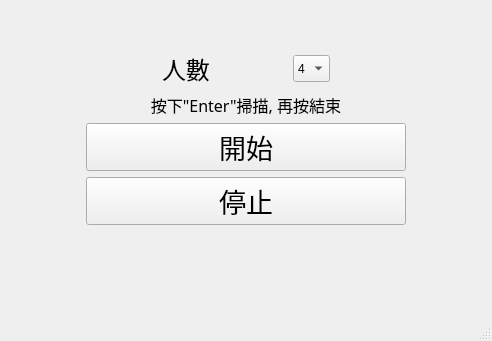
MikeC-08/WF-Tradeable-items-Price-Checker, file scripts/UI_scripts/MainWindow.ui: the form before one commit.
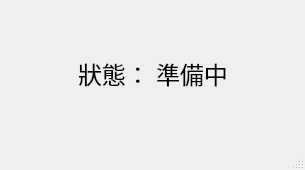
The form after the commit.

```diff
--- a/scripts/UI_scripts/MainWindow.ui
+++ b/scripts/UI_scripts/MainWindow.ui
@@ -6,8 +6,8 @@
    <rect>
     <x>0</x>
     <y>0</y>
-    <width>492</width>
-    <height>341</height>
+    <width>305</width>
+    <height>170</height>
    </rect>
   </property>
   <property name="windowTitle">
@@ -15,52 +15,7 @@
   </property>
   <widget class="QWidget" name="centralwidget">
    <layout class="QGridLayout" name="gridLayout">
-    <item row="1" column="1">
-     <spacer name="horizontalSpacer_3">
-      <property name="orientation">
-       <enum>Qt::Horizontal</enum>
-      </property>
-      <property name="sizeHint" stdset="0">
-       <size>
-        <width>40</width>
-        <height>20</height>
-       </size>
-      </property>
-     </spacer>
-    </item>
-    <item row="3" column="1" colspan="5">
-     <widget class="QPushButton" name="Start_btn">
-      <property name="minimumSize">
-       <size>
-        <width>0</width>
-        <height>0</height>
-       </size>
-      </property>
-      <property name="font">
-       <font>
-        <family>微軟正黑體</family>
-        <pointsize>20</pointsize>
-       </font>
-      </property>
-      <property name="text">
-       <string>開始</string>
-      </property>
-     </widget>
-    </item>
-    <item row="9" column="0" colspan="7">
-     <spacer name="verticalSpacer_2">
-      <property name="orientation">
-       <enum>Qt::Vertical</enum>
-      </property>
-      <property name="sizeHint" stdset="0">
-       <size>
-        <width>20</width>
-        <height>40</height>
-       </size>
-      </property>
-     </spacer>
-    </item>
-    <item row="0" column="0" colspan="7">
+    <item row="0" column="0" colspan="4">
      <spacer name="verticalSpacer_3">
       <property name="orientation">
        <enum>Qt::Vertical</enum>
@@ -73,8 +28,8 @@
       </property>
      </spacer>
     </item>
-    <item row="7" column="0" colspan="7">
-     <spacer name="verticalSpacer">
+    <item row="6" column="0" colspan="4">
+     <spacer name="verticalSpacer_2">
       <property name="orientation">
        <enum>Qt::Vertical</enum>
       </property>
@@ -86,7 +41,7 @@
       </property>
      </spacer>
     </item>
-    <item row="3" column="0">
+    <item row="2" column="0">
      <spacer name="horizontalSpacer">
       <property name="orientation">
        <enum>Qt::Horizontal</enum>
@@ -99,72 +54,7 @@
       </property>
      </spacer>
     </item>
-    <item row="1" column="5">
-     <spacer name="horizontalSpacer_4">
-      <property name="orientation">
-       <enum>Qt::Horizontal</enum>
-      </property>
-      <property name="sizeHint" stdset="0">
-       <size>
-        <width>40</width>
-        <height>20</height>
-       </size>
-      </property>
-     </spacer>
-    </item>
-    <item row="1" column="4">
-     <widget class="QComboBox" name="no_of_people_Dropdown">
-      <property name="minimumSize">
-       <size>
-        <width>0</width>
-        <height>27</height>
-       </size>
-      </property>
-      <property name="maximumSize">
-       <size>
-        <width>50</width>
-        <height>16777215</height>
-       </size>
-      </property>
-      <item>
-       <property name="text">
-        <string>4</string>
-       </property>
-      </item>
-      <item>
-       <property name="text">
-        <string>3</string>
-       </property>
-      </item>
-      <item>
-       <property name="text">
-        <string>2</string>
-       </property>
-      </item>
-      <item>
-       <property name="text">
-        <string>1</string>
-       </property>
-      </item>
-     </widget>
-    </item>
-    <item row="2" column="1" colspan="5">
-     <widget class="QLabel" name="Tips">
-      <property name="font">
-       <font>
-        <family>微軟正黑體</family>
-        <pointsize>12</pointsize>
-       </font>
-      </property>
-      <property name="text">
-       <string>按下&quot;Enter&quot;掃描, 再按結束</string>
-      </property>
-      <property name="alignment">
-       <set>Qt::AlignCenter</set>
-      </property>
-     </widget>
-    </item>
-    <item row="3" column="6">
+    <item row="2" column="3">
      <spacer name="horizontalSpacer_2">
       <property name="orientation">
        <enum>Qt::Horizontal</enum>
@@ -177,27 +67,8 @@
       </property>
      </spacer>
     </item>
-    <item row="5" column="1" colspan="5">
-     <widget class="QPushButton" name="Stop_btn">
-      <property name="minimumSize">
-       <size>
-        <width>257</width>
-        <height>0</height>
-       </size>
-      </property>
-      <property name="font">
-       <font>
-        <family>微軟正黑體</family>
-        <pointsize>20</pointsize>
-       </font>
-      </property>
-      <property name="text">
-       <string>停止</string>
-      </property>
-     </widget>
-    </item>
-    <item row="1" column="2">
-     <widget class="QLabel" name="no_of_people_label">
+    <item row="2" column="1">
+     <widget class="QLabel" name="status_label">
       <property name="font">
        <font>
         <family>微軟正黑體</family>
@@ -205,25 +76,25 @@
        </font>
       </property>
       <property name="text">
-       <string>人數</string>
+       <string>狀態：</string>
       </property>
       <property name="alignment">
        <set>Qt::AlignLeading|Qt::AlignLeft|Qt::AlignVCenter</set>
       </property>
      </widget>
     </item>
-    <item row="1" column="3">
-     <spacer name="horizontalSpacer_5">
-      <property name="orientation">
-       <enum>Qt::Horizontal</enum>
+    <item row="2" column="2">
+     <widget class="QLabel" name="status_value">
+      <property name="font">
+       <font>
+        <family>微軟正黑體</family>
+        <pointsize>18</pointsize>
+       </font>
       </property>
-      <property name="sizeHint" stdset="0">
-       <size>
-        <width>40</width>
-        <height>20</height>
-       </size>
+      <property name="text">
+       <string>準備中</string>
       </property>
-     </spacer>
+     </widget>
     </item>
    </layout>
   </widget>
```
Left out of the diff: 2 changed lines with no effect on the pictures.
